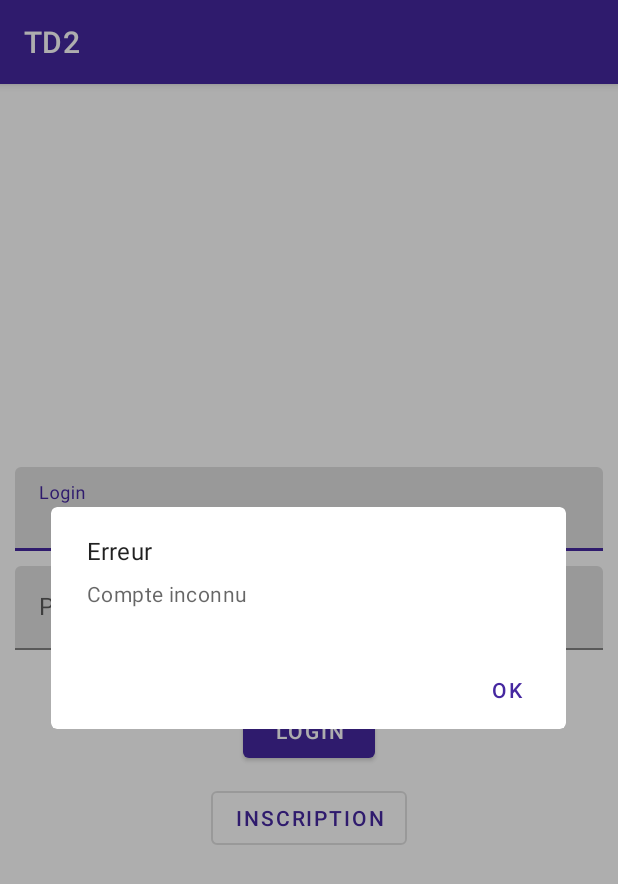
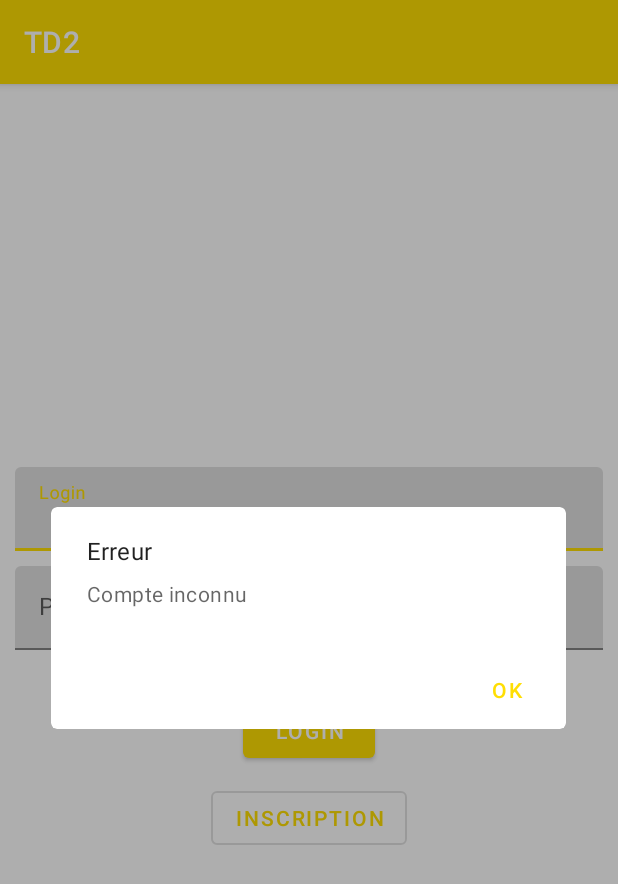
Before and after one commit to Mehdi5347/TD22, an Android app: the screen it shows after launch (MainActivity), after a tap on "LOGIN", on a phone screen of 412 x 824 dp. Shown: the top 884 px of the screen. Run offline under Robolectric (Android 15) with nearby library versions, the phone set to English and light mode, and no system bars; our stand-ins replace Room's generated code.

```diff
--- a/app/src/main/java/com/example/td2/presentation/Item_Fruit.kt
+++ b/app/src/main/java/com/example/td2/presentation/Item_Fruit.kt
@@ -1,3 +1,7 @@
 package com.example.td2.presentation
 
-data class Item_Fruit (val Id_Item: Int,val imageResource: Int, val type: String, val Nom: String)
+data class Item_Fruit (
+    val Id_Item: Int,
+    val imageResource: Int,
+    val type: String,
+    val Nom: String)
--- a/app/src/main/java/com/example/td2/presentation/LoginStatus.kt
+++ b/app/src/main/java/com/example/td2/presentation/LoginStatus.kt
@@ -3,4 +3,5 @@ package com.example.td2.presentation
 sealed class LoginStatus
 
 data class LoginSuccess(val email: String) : LoginStatus()
+
 object LoginError : LoginStatus()
--- a/app/src/main/java/com/example/td2/presentation/MainActivity.kt
+++ b/app/src/main/java/com/example/td2/presentation/MainActivity.kt
@@ -17,9 +17,9 @@ class MainActivity : AppCompatActivity() {
         setContentView(R.layout.activity_main)
 
         mainViewModel.loginLiveData.observe(this, Observer {
-            when(it){
+            when (it) {
                 is LoginSuccess -> {
-                    //TODO Navigate
+
                 }
                 LoginError -> {
                     MaterialAlertDialogBuilder(this)
@@ -34,7 +34,11 @@ class MainActivity : AppCompatActivity() {
             }
         })
         login_button.setOnClickListener {
-            mainViewModel.onClickedLogin(Login_edit.text.toString().trim(), password_edit.text.toString())
+            mainViewModel.onClickedLogin(Login_edit.text.toString().trim())
+
+        }
+        create_account_button.setOnClickListener {
+            mainViewModel.onClickedLogin(Login_edit.text.toString().trim())
         }
     }
 }
--- a/app/src/main/java/com/example/td2/presentation/MainViewModel.kt
+++ b/app/src/main/java/com/example/td2/presentation/MainViewModel.kt
@@ -13,18 +13,18 @@ import kotlinx.coroutines.withContext
 class MainViewModel(
     private val createUserUseCase: CreateUserUseCase,
     private val getUserUseCase: GetUserUseCase
-) : ViewModel(){
+) : ViewModel() {
     val loginLiveData: MutableLiveData<LoginStatus> = MutableLiveData()
 
-    fun onClickedLogin(emailUser: String, password: String) {
+    fun onClickedLogin(emailUser: String) {
         viewModelScope.launch(Dispatchers.IO) {
             val user = getUserUseCase.invoke(emailUser)
-            val loginStatus = if(user != null){
+            val loginStatus = if (user != null) {
                 LoginSuccess(user.email)
             } else {
                 LoginError
             }
-            withContext(Dispatchers.Main){
+            withContext(Dispatchers.Main) {
                 loginLiveData.value = loginStatus
             }
         }
--- a/app/src/main/res/layout/row_layout.xml
+++ b/app/src/main/res/layout/row_layout.xml
@@ -1,5 +1,6 @@
 <?xml version="1.0" encoding="utf-8"?>
 <RelativeLayout
+    android:id="@+id/row_layout"
     xmlns:android="http://schemas.android.com/apk/res/android"
     android:layout_width="match_parent"
     android:layout_height="120dp"
--- a/app/src/main/res/values/colors.xml
+++ b/app/src/main/res/values/colors.xml
@@ -1,6 +1,6 @@
 <?xml version="1.0" encoding="utf-8"?>
 <resources>
-    <color name="colorPrimary">#4527a0</color>
-    <color name="colorPrimaryDark">#000070</color>
-    <color name="colorAccent">#7953d2</color>
+    <color name="colorPrimary">#FFDE03</color>
+    <color name="colorPrimaryDark">#FFDE03</color>
+    <color name="colorAccent">#FF0266</color>
 </resources>
```
Also changed, not shown: app/build.gradle (+8 -1 lines), app/src/main/java/com/example/td2/data/FruitInterface.kt (added, +9 -0 lines), app/src/main/java/com/example/td2/data/local/api.json (added, +59 -0 lines), app/src/main/java/com/example/td2/injection/ListAdapter.kt (added, +51 -0 lines).
